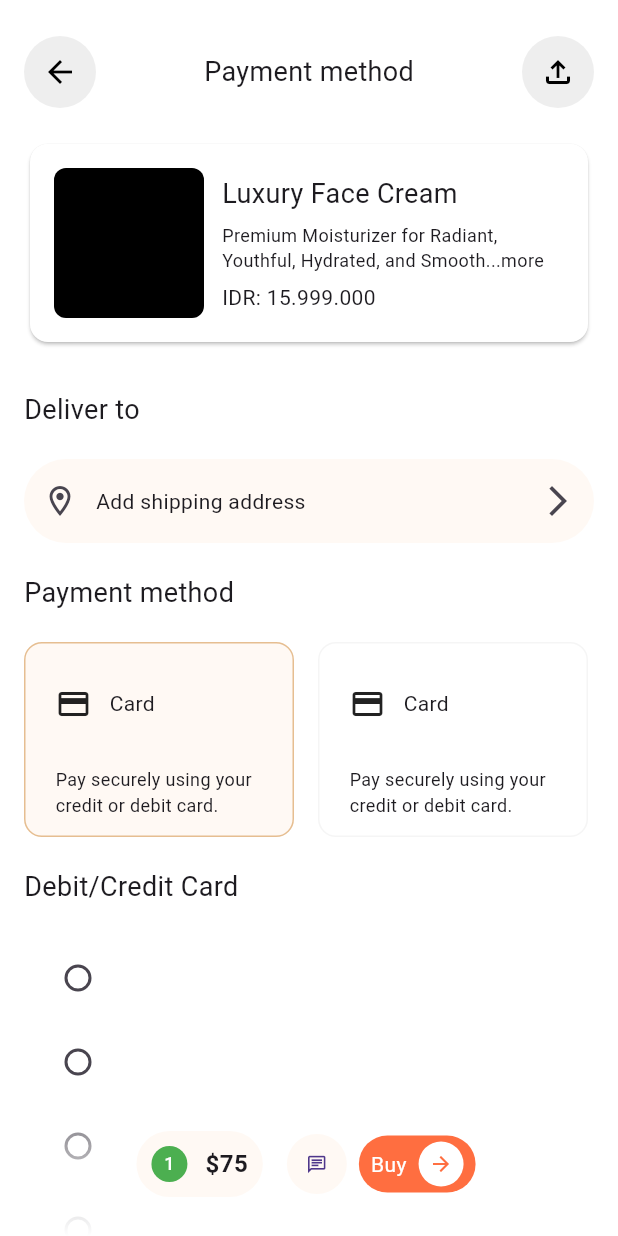
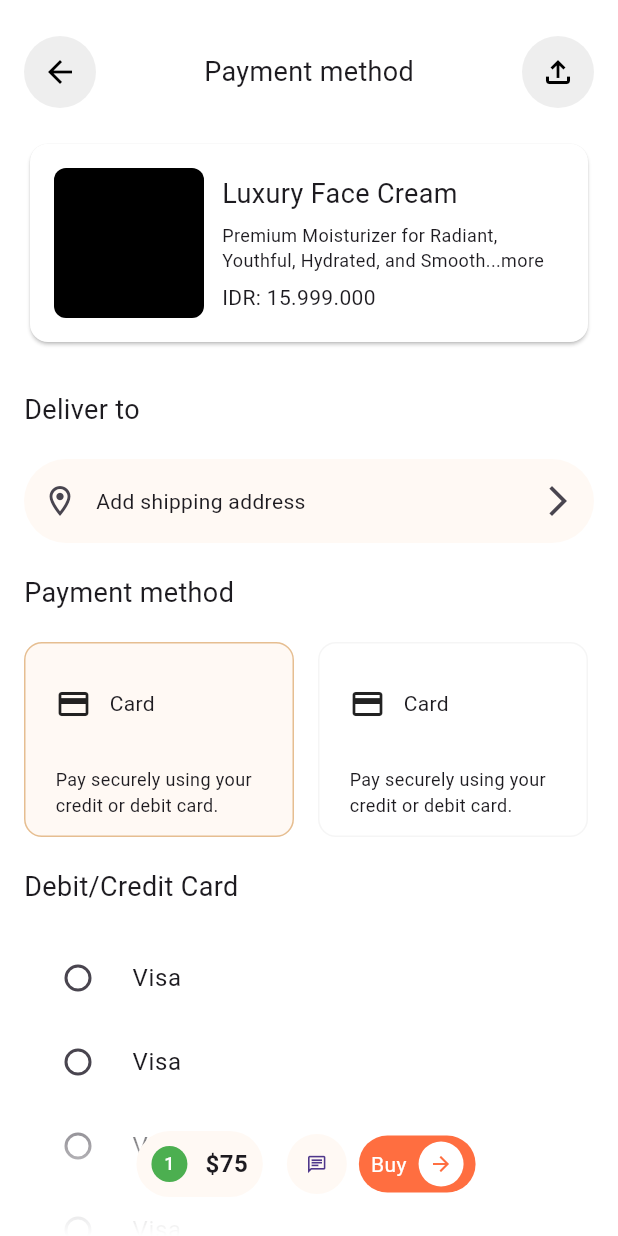
Before and after one commit to JAICHANGPARK/flutter_notebook_chapter_43, a Flutter app: the MarketplacePaymentMethodPage screen opened directly, on a phone screen of 412 x 824 dp. Run offline on Flutter 3.47's test engine with Material 3 defaults, Android fonts, the phone set to English and light mode, and no system bars; our stand-ins replace gap, hugeicons.

Commit message:
Update marketplace_payment_method_page.dart

```diff
--- a/lib/ep2168_marketplace_app/ui/marketplace_payment_method_page.dart
+++ b/lib/ep2168_marketplace_app/ui/marketplace_payment_method_page.dart
@@ -194,11 +194,13 @@ class _MarketplacePaymentMethodPageState extends State<MarketplacePaymentMethodP
                         return Container(
                           decoration: ShapeDecoration(
                             shape: StadiumBorder(),
+
                           ),
                           child: RadioListTile(
                             value: false,
                             groupValue: "a",
                             onChanged: (b) {},
+                            title: Text("Visa"),
                           ),
                         );
                       },
```
